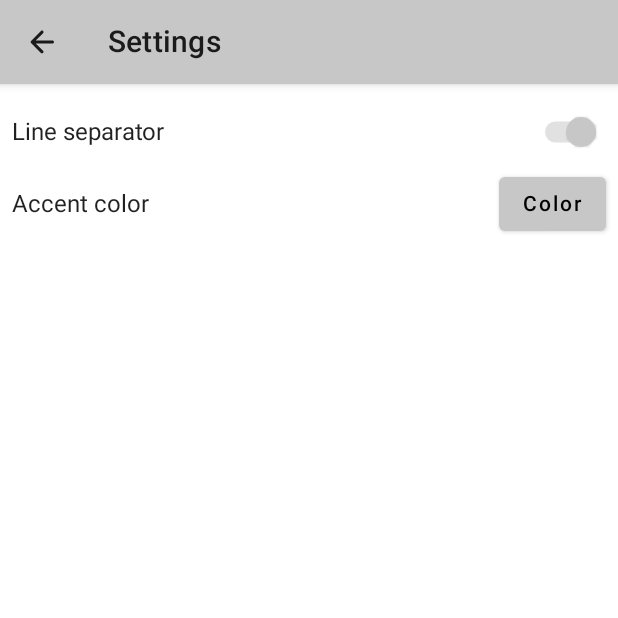
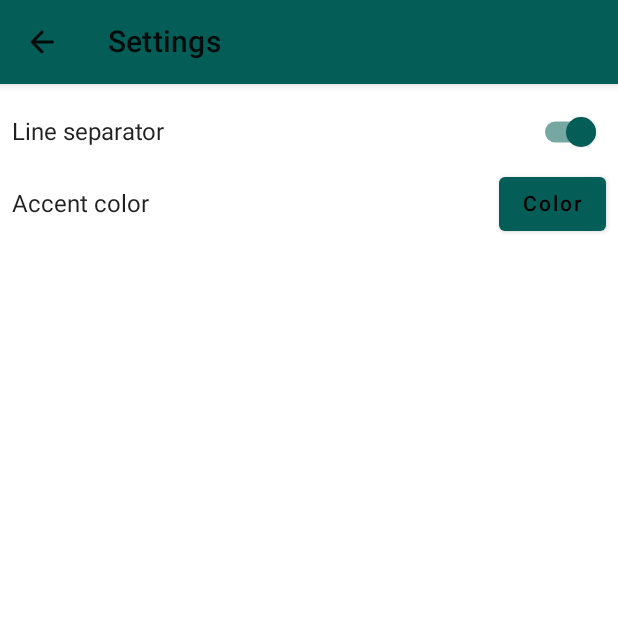
Before and after one commit to anikolsky/Doer, an Android app built with Jetpack Compose: the screen it shows after launch (MainActivity), after a tap on "Settings", on a phone screen of 412 x 824 dp, the top half of it. Run offline under Robolectric (Android 15) with nearby library versions, the phone set to English and light mode, and no system bars; our stand-ins replace Dagger/Hilt's generated code, Room's generated code, accompanist.

Commit message:
added note priority, changed database structure, added type converters for table columns, design changed

```diff
--- a/app/src/main/java/com/omtorney/doer/data/database/AppDatabase.kt
+++ b/app/src/main/java/com/omtorney/doer/data/database/AppDatabase.kt
@@ -2,9 +2,16 @@ package com.omtorney.doer.data.database
 
 import androidx.room.Database
 import androidx.room.RoomDatabase
+import androidx.room.TypeConverters
+import com.omtorney.doer.model.LocalDateTimeConverter
 import com.omtorney.doer.model.Note
+import com.omtorney.doer.model.NotePriorityConverter
 
 @Database(entities = [Note::class], version = 1)
+@TypeConverters(
+    NotePriorityConverter::class,
+    LocalDateTimeConverter::class
+)
 abstract class AppDatabase : RoomDatabase() {
 
     abstract fun noteDao(): NoteDao
--- /dev/null
+++ b/app/src/main/java/com/omtorney/doer/di/DomainModule.kt
@@ -0,0 +1,27 @@
+package com.omtorney.doer.di
+
+import com.omtorney.doer.domain.AccentColorUseCase
+import com.omtorney.doer.domain.LineSeparatorStateUseCase
+import com.omtorney.doer.domain.Repository
+import dagger.Module
+import dagger.Provides
+import dagger.hilt.InstallIn
+import dagger.hilt.components.SingletonComponent
+import javax.inject.Singleton
+
+@Module
+@InstallIn(SingletonComponent::class)
+object DomainModule {
+
+    @Provides
+    @Singleton
+    fun provideAccentColorUseCase(repository: Repository): AccentColorUseCase {
+        return AccentColorUseCase(repository)
+    }
+
+    @Provides
+    @Singleton
+    fun provideLineSeparatorStateUseCase(repository: Repository): LineSeparatorStateUseCase {
+        return LineSeparatorStateUseCase(repository)
+    }
+}
--- /dev/null
+++ b/app/src/main/java/com/omtorney/doer/domain/AccentColorUseCase.kt
@@ -0,0 +1,18 @@
+package com.omtorney.doer.domain
+
+import kotlinx.coroutines.CoroutineScope
+import kotlinx.coroutines.Dispatchers
+import kotlinx.coroutines.flow.SharingStarted
+import kotlinx.coroutines.flow.stateIn
+import javax.inject.Inject
+
+class AccentColorUseCase @Inject constructor(repository: Repository) {
+
+    private val scope = CoroutineScope(Dispatchers.Default)
+
+    val execute = repository.getAccentColor.stateIn(
+        scope = scope,
+        started = SharingStarted.WhileSubscribed(),
+        initialValue = repository.getInitialColor
+    )
+}
--- /dev/null
+++ b/app/src/main/java/com/omtorney/doer/domain/LineSeparatorStateUseCase.kt
@@ -0,0 +1,18 @@
+package com.omtorney.doer.domain
+
+import kotlinx.coroutines.CoroutineScope
+import kotlinx.coroutines.Dispatchers
+import kotlinx.coroutines.flow.SharingStarted
+import kotlinx.coroutines.flow.stateIn
+import javax.inject.Inject
+
+class LineSeparatorStateUseCase @Inject constructor(repository: Repository) {
+
+    private val scope = CoroutineScope(Dispatchers.Default)
+
+    val execute = repository.getLineSeparatorState.stateIn(
+        scope = scope,
+        started = SharingStarted.WhileSubscribed(),
+        initialValue = true
+    )
+}
--- a/app/src/main/java/com/omtorney/doer/ui/compose/DoerApp.kt
+++ b/app/src/main/java/com/omtorney/doer/ui/compose/DoerApp.kt
@@ -1,8 +1,9 @@
 package com.omtorney.doer.ui.compose
 
 import androidx.compose.runtime.Composable
+import androidx.compose.runtime.collectAsState
+import androidx.compose.runtime.getValue
 import androidx.compose.ui.graphics.Color
-import androidx.compose.ui.viewinterop.AndroidView
 import androidx.hilt.navigation.compose.hiltViewModel
 import androidx.navigation.NavGraph.Companion.findStartDestination
 import androidx.navigation.compose.NavHost
@@ -19,10 +20,9 @@ fun DoerApp() {
     val homeViewModel: HomeViewModel = hiltViewModel()
     val settingsViewModel: SettingsViewModel = hiltViewModel()
 
-    systemUiController.setStatusBarColor(
-        color = Color.Transparent,
-        darkIcons = true
-    )
+    val accentColor by homeViewModel.accentColor.collectAsState()
+
+    systemUiController.setStatusBarColor(color = Color(accentColor))
 
     NavHost(
         navController = navController,
--- a/app/src/main/java/com/omtorney/doer/ui/viewmodel/HomeViewModel.kt
+++ b/app/src/main/java/com/omtorney/doer/ui/viewmodel/HomeViewModel.kt
@@ -6,18 +6,24 @@ import androidx.compose.runtime.mutableStateOf
 import androidx.lifecycle.ViewModel
 import androidx.lifecycle.viewModelScope
 import com.omtorney.doer.data.database.NoteDao
+import com.omtorney.doer.domain.AccentColorUseCase
+import com.omtorney.doer.domain.LineSeparatorStateUseCase
 import com.omtorney.doer.domain.Repository
 import com.omtorney.doer.model.Note
+import com.omtorney.doer.model.NotePriority
 import dagger.hilt.android.lifecycle.HiltViewModel
 import kotlinx.coroutines.flow.SharingStarted
 import kotlinx.coroutines.flow.stateIn
 import kotlinx.coroutines.launch
+import java.time.LocalDateTime
 import javax.inject.Inject
 
 @HiltViewModel
 class HomeViewModel @Inject constructor(
     private val noteDao: NoteDao,
-    private val repository: Repository
+    private val repository: Repository,
+    lineSeparatorStateUseCase: LineSeparatorStateUseCase,
+    accentColorUseCase: AccentColorUseCase
 ) : ViewModel() {
 
     private val _selectedNote: MutableState<Note?> = mutableStateOf(null)
@@ -32,25 +38,28 @@ class HomeViewModel @Inject constructor(
         initialValue = emptyList()
     )
 
-    val lineSeparatorState = repository.getLineSeparatorState.stateIn(
-        scope = viewModelScope,
-        started = SharingStarted.WhileSubscribed(),
-        initialValue = true
-    )
+    val lineSeparatorState = lineSeparatorStateUseCase.execute
 
-    val accentColor = repository.getAccentColor.stateIn(
-        scope = viewModelScope,
-        started = SharingStarted.WhileSubscribed(),
-        initialValue = repository.getInitialColor
-    )
+    val accentColor = accentColorUseCase.execute
 
-    fun addNote(noteText: String) = viewModelScope.launch {
-        val note = Note(noteText = noteText)
+    fun addNote(text: String, priority: NotePriority) = viewModelScope.launch {
+        val note = Note(
+            text = text,
+            priority = priority,
+            createdAt = LocalDateTime.now(),
+            changedAt = LocalDateTime.now(),
+        )
         repository.addNote(note)
     }
 
-    fun editNote(noteText: String) = viewModelScope.launch {
-        val note = Note(id = selectedNote.value?.id, noteText = noteText)
+    fun editNote(text: String, priority: NotePriority) = viewModelScope.launch {
+        val note = Note(
+            id = selectedNote.value?.id,
+            text = text,
+            priority = priority,
+            createdAt = selectedNote.value?.createdAt,
+            changedAt = LocalDateTime.now()
+        )
         repository.updateNote(note)
     }
 
--- a/app/src/main/java/com/omtorney/doer/ui/viewmodel/SettingsViewModel.kt
+++ b/app/src/main/java/com/omtorney/doer/ui/viewmodel/SettingsViewModel.kt
@@ -2,6 +2,8 @@ package com.omtorney.doer.ui.viewmodel
 
 import androidx.lifecycle.ViewModel
 import androidx.lifecycle.viewModelScope
+import com.omtorney.doer.domain.AccentColorUseCase
+import com.omtorney.doer.domain.LineSeparatorStateUseCase
 import com.omtorney.doer.domain.Repository
 import dagger.hilt.android.lifecycle.HiltViewModel
 import kotlinx.coroutines.flow.SharingStarted
@@ -11,24 +13,18 @@ import javax.inject.Inject
 
 @HiltViewModel
 class SettingsViewModel @Inject constructor(
-    private val repository: Repository
+    private val repository: Repository,
+    lineSeparatorStateUseCase: LineSeparatorStateUseCase,
+    accentColorUseCase: AccentColorUseCase
 ) : ViewModel() {
 
-    val lineSeparatorState = repository.getLineSeparatorState.stateIn(
-        scope = viewModelScope,
-        started = SharingStarted.WhileSubscribed(),
-        initialValue = true
-    )
+    val lineSeparatorState = lineSeparatorStateUseCase.execute
 
     fun setLineSeparatorState(state: Boolean) = viewModelScope.launch {
         repository.setLineSeparatorState(state)
     }
 
-    val accentColor = repository.getAccentColor.stateIn(
-        scope = viewModelScope,
-        started = SharingStarted.WhileSubscribed(),
-        initialValue = repository.getInitialColor
-    )
+    val accentColor = accentColorUseCase.execute
 
     fun setAccentColor(color: Long) = viewModelScope.launch {
         repository.setAccentColor(color)
--- a/build.gradle
+++ b/build.gradle
@@ -13,5 +13,5 @@ plugins {
     id 'com.android.application' version '7.4.0' apply false
     id 'com.android.library' version '7.4.0' apply false
     id 'org.jetbrains.kotlin.android' version '1.7.20' apply false
-    id 'com.google.dagger.hilt.android' version '2.44' apply false
+    id 'com.google.dagger.hilt.android' version "$hilt_version" apply false
 }
```
Also changed, not shown: app/src/main/java/com/omtorney/doer/model/Note.kt (+61 -5 lines), app/src/main/java/com/omtorney/doer/ui/compose/HomeScreen.kt (+6 -32 lines), app/src/main/java/com/omtorney/doer/ui/compose/NoteItem.kt (+23 -7 lines), app/src/main/java/com/omtorney/doer/ui/compose/NoteScreen.kt (+97 -33 lines), app/src/main/java/com/omtorney/doer/ui/compose/Snackbar.kt (added, +36 -0 lines), app/src/main/java/com/omtorney/doer/util/Constants.kt (+7 -1 lines), gradle/wrapper/gradle-wrapper.properties, 1 other file.
